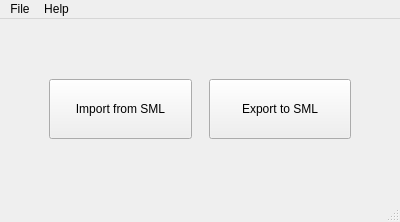
Old version of the form SMLGUI/gui/home.ui in the repository akshaybabloo/SML-GUI.
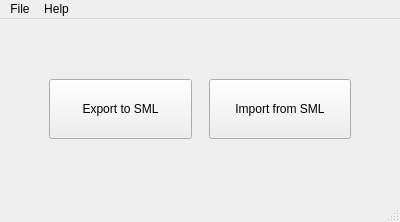
New version of the form.

Commit message: button location swapped

What changed in the file:
```diff
--- a/SMLGUI/gui/home.ui
+++ b/SMLGUI/gui/home.ui
@@ -21,7 +21,7 @@
        <number>17</number>
       </property>
       <item>
-       <widget class="QPushButton" name="import_button">
+       <widget class="QPushButton" name="export_button">
         <property name="minimumSize">
          <size>
           <width>120</width>
@@ -29,12 +29,12 @@
          </size>
         </property>
         <property name="text">
-         <string>Import from SML</string>
+         <string>Export to SML</string>
         </property>
        </widget>
       </item>
       <item>
-       <widget class="QPushButton" name="export_button">
+       <widget class="QPushButton" name="import_button">
         <property name="minimumSize">
          <size>
           <width>120</width>
@@ -42,7 +42,7 @@
          </size>
         </property>
         <property name="text">
-         <string>Export to SML</string>
+         <string>Import from SML</string>
         </property>
        </widget>
       </item>
```
